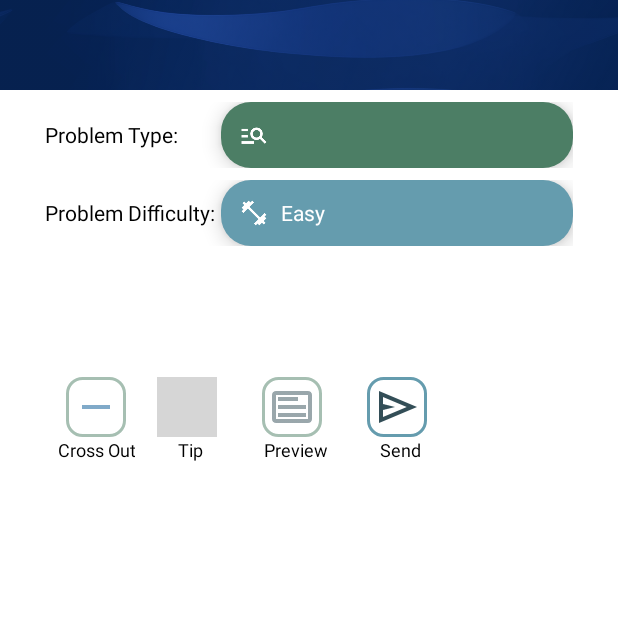
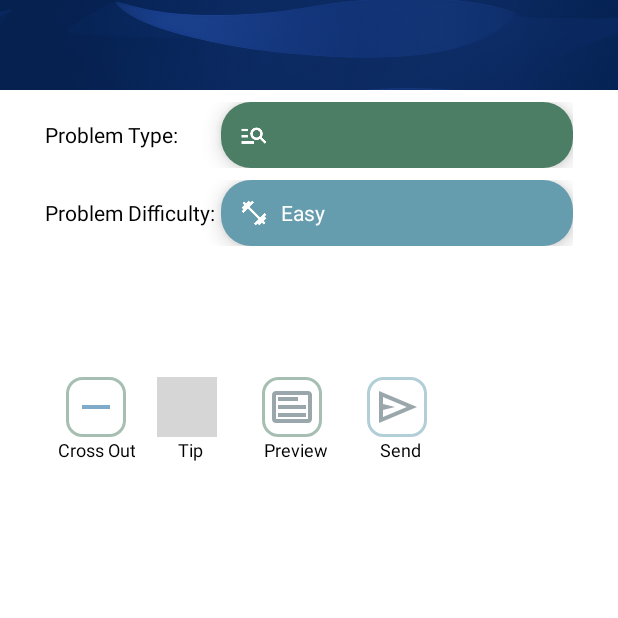
Before and after one commit to ivanrodriguezromero1/mathematical_reasoning, an Android app: the ProblemsActivity screen opened directly, with no data from a screen before it, after a tap on "Send", on a phone screen of 412 x 824 dp, the top half of it. Run offline under Robolectric (Android 15) with nearby library versions, the phone set to English and light mode, and no system bars; 25 statements that could not run were skipped; 2 other taps on this screen came first; grey boxes are pictures that could not be loaded.

Commit message:
100% primera version

```diff
--- a/app/src/main/java/com/rasona/rasona/activities/ProblemsActivity.java
+++ b/app/src/main/java/com/rasona/rasona/activities/ProblemsActivity.java
@@ -114,7 +114,7 @@ public class ProblemsActivity extends AppCompatActivity {
         buttonManager.setupCheckButton(problemGenerated);
         buttonManager.setupNewButton(currentPosition, difficulty, problemType);
         buttonManager.setupPreviewButton();
-        buttonManager.setupSendProblemButton();
+        buttonManager.setupSendProblemButton(problemGenerated);
         buttonManager.setupSelectorDialogs();
     }
 
--- a/app/src/main/java/com/rasona/rasona/managers/ButtonManager.java
+++ b/app/src/main/java/com/rasona/rasona/managers/ButtonManager.java
@@ -11,6 +11,9 @@ import com.rasona.rasona.activities.SolutionActivity;
 import com.rasona.rasona.models.output.ProblemGenerated;
 import com.rasona.rasona.utils.RadioButtonManager;
 import com.rasona.rasona.utils.DialogAlert;
+import androidx.activity.result.ActivityResultLauncher;
+import androidx.activity.result.contract.ActivityResultContracts;
+import java.util.List;
 
 public class ButtonManager {
 
@@ -84,7 +87,7 @@ public class ButtonManager {
                 }
 
                 setupCrossOutButton(newProblemGenerated);
-
+                setupSendProblemButton(newProblemGenerated);
             }, 300);
         });
     }
@@ -93,14 +96,17 @@ public class ButtonManager {
         ImageButton btnCrossOut = ((AppCompatActivity) context).findViewById(R.id.btnCrossOut);
         ImageButton btnTips = ((AppCompatActivity) context).findViewById(R.id.btnTips);
         ImageButton btnPreview = ((AppCompatActivity) context).findViewById(R.id.btnPreview);
+        ImageButton btnSendProblem = ((AppCompatActivity) context).findViewById(R.id.btnSendProblem);
 
         btnCrossOut.setEnabled(true);
         btnTips.setEnabled(true);
         btnPreview.setEnabled(true);
+        btnSendProblem.setEnabled(true);
 
         btnCrossOut.setAlpha(1.0f);
         btnTips.setAlpha(1.0f);
         btnPreview.setAlpha(1.0f);
+        btnSendProblem.setAlpha(1.0f);
     }
 
     private void resetRadioButtons() {
@@ -125,9 +131,26 @@ public class ButtonManager {
         });
     }
 
-    public void setupSendProblemButton() {
+    public void setupSendProblemButton(ProblemGenerated problemGenerated) {
         ImageButton btnSendProblem = ((AppCompatActivity) context).findViewById(R.id.btnSendProblem);
         btnSendProblem.setOnClickListener(v -> {
+            StringBuilder problemContent = new StringBuilder();
+            problemContent.append("Here's a problem I'm working on:\n\n");
+            problemContent.append("Problem Statement:\n").append(problemGenerated.getStatement()).append("\n\n");
+            problemContent.append("Alternatives:\n");
+
+            List<String> alternatives = problemGenerated.getAlternatives();
+            for (int i = 0; i < alternatives.size(); i++) {
+                problemContent.append((char) ('A' + i)).append(". ").append(alternatives.get(i)).append("\n");
+            }
+
+            Intent sendIntent = new Intent(Intent.ACTION_SEND);
+            sendIntent.setType("text/plain");
+            sendIntent.putExtra(Intent.EXTRA_TEXT, problemContent.toString());
+
+            Intent shareIntent = Intent.createChooser(sendIntent, "Choose an app to share the problem");
+            context.startActivity(shareIntent);
+            disableButton(btnSendProblem);
         });
     }
 
```
Also changed, not shown: app/src/main/java/com/rasona/rasona/activities/HomeActivity.java (+7 -2 lines).
